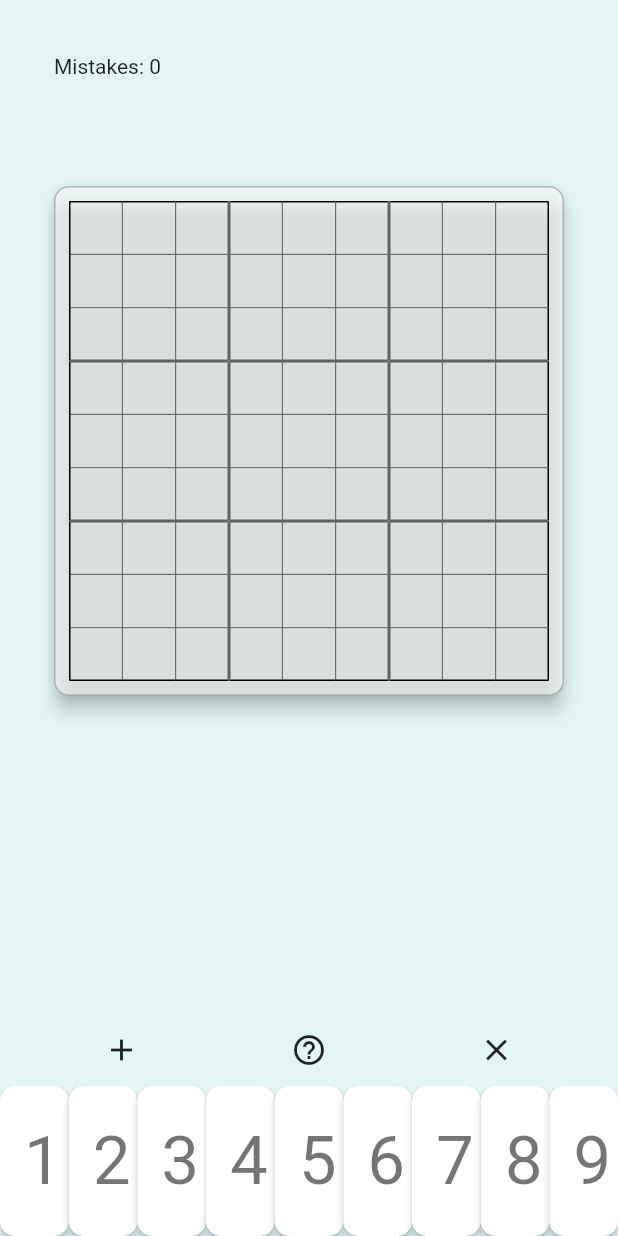
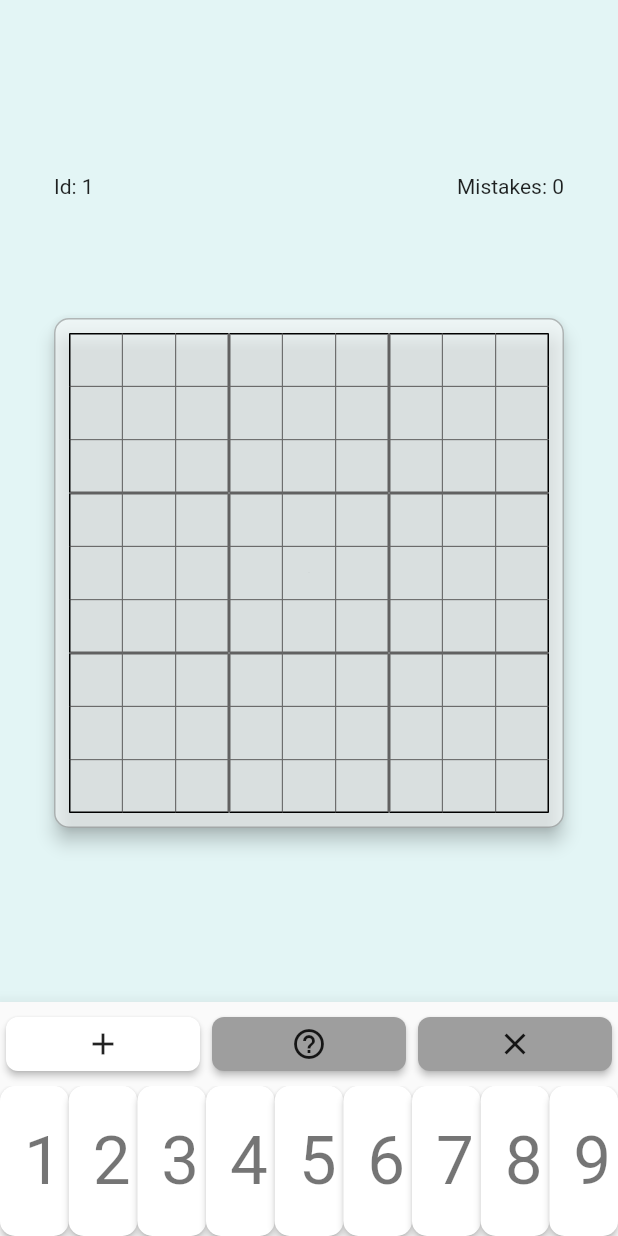
Before and after one commit to felipeuematsu/flup_sudoku, a Flutter app: the screen it shows after launch, after a tap on the "add" icon, on a phone screen of 412 x 824 dp. Run offline on Flutter 3.47's test engine with Material 2 defaults, Android fonts, the phone set to English and light mode, and no system bars; our stand-ins replace flutter_secure_storage, get, google_fonts, hive, hive_flutter, logger; accounts and stored records are empty.

Commit message:
working better

```diff
--- a/lib/common/strings.dart
+++ b/lib/common/strings.dart
@@ -1,4 +1,5 @@
 import 'package:flup_sudoku/common/interfaces/abstract_translations.dart';
+import 'package:flup_sudoku/ui/game/game_strings.dart';
 import 'package:flup_sudoku/ui/home/home_strings.dart';
 import 'package:get/get.dart';
 
@@ -6,6 +7,7 @@ class Strings extends Translations {
   List<AbstractTranslations> get _strings => [
         CommonTranslations(),
         HomeTranslations(),
+        GameTranslations(),
       ];
 
   @override
--- a/lib/ui/game/components/game_cell.dart
+++ b/lib/ui/game/components/game_cell.dart
@@ -1,4 +1,5 @@
 import 'package:flup_sudoku/ui/game/game_controller.dart';
+import 'package:flup_sudoku/util/logger.dart';
 import 'package:flutter/material.dart';
 import 'package:get/get.dart';
 
@@ -18,9 +19,15 @@ class GameCell extends GetView<GameController> {
 
   Widget get content {
     final Map<int, GuessMode> cellValue = controller.getCellValue(row, column);
+
     if (cellValue.values.any((element) => element == GuessMode.insert)) {
-      return Text(cellValue.keys.first.toString(), style: style);
-    } else {
+      final filtered = cellValue..removeWhere((key, value) => value != GuessMode.insert);
+
+      logger.i('$row $column filtered: $filtered');
+      return Text(filtered.keys.first.toString(), style: style);
+    }
+    if (cellValue.isEmpty) return Container();
+
     return GridView.builder(
       padding: EdgeInsets.zero,
       gridDelegate: const SliverGridDelegateWithFixedCrossAxisCount(crossAxisCount: 3, childAspectRatio: 1),
@@ -35,7 +42,6 @@ class GameCell extends GetView<GameController> {
               );
       },
     );
-    }
   }
 
   Color? get color {
--- a/lib/ui/game/components/game_control.dart
+++ b/lib/ui/game/components/game_control.dart
@@ -1,4 +1,5 @@
 import 'package:flup_sudoku/ui/game/components/game_control_number_button.dart';
+import 'package:flup_sudoku/ui/game/components/game_control_type_button.dart';
 import 'package:flup_sudoku/ui/game/game_controller.dart';
 import 'package:flutter/material.dart';
 import 'package:get/get.dart';
@@ -8,16 +9,16 @@ class GameControl extends GetView<GameController> {
 
   @override
   Widget build(BuildContext context) {
-    return Column(
+    return Material(
+      elevation: 10,
+      shadowColor: Colors.black,
+      child: Column(
         children: [
-        Row(
-          mainAxisAlignment: MainAxisAlignment.spaceEvenly,
-          children: [
-            MaterialButton(onPressed: () => controller.guessMode.value = GuessMode.insert, child: const Icon(Icons.add)),
-            MaterialButton(onPressed: () => controller.guessMode.value = GuessMode.guess, child: const Icon(Icons.help_outline)),
-            MaterialButton(onPressed: () => controller.guessMode.value = GuessMode.antiGuess, child: const Icon(Icons.close)),
-          ]
-        ),
+          Row(mainAxisAlignment: MainAxisAlignment.center, children: const [
+            Flexible(flex: 1, child: GameControlTypeButton(guessMode: GuessMode.insert)),
+            Flexible(flex: 1, child: GameControlTypeButton(guessMode: GuessMode.guess)),
+            Flexible(flex: 1, child: GameControlTypeButton(guessMode: GuessMode.antiGuess)),
+          ]),
           SizedBox(
             height: 100,
             child: ListView.builder(
@@ -29,6 +30,7 @@ class GameControl extends GetView<GameController> {
             ),
           ),
         ],
+      ),
     );
   }
 }
--- /dev/null
+++ b/lib/ui/game/components/game_control_type_button.dart
@@ -0,0 +1,48 @@
+import 'package:flup_sudoku/ui/game/game_controller.dart';
+import 'package:flutter/material.dart';
+import 'package:get/get.dart';
+
+class GameControlTypeButton extends GetView<GameController> {
+  const GameControlTypeButton({required this.guessMode, Key? key}) : super(key: key);
+
+  final GuessMode guessMode;
+
+  Color? get _color {
+    if (controller.guessMode != guessMode) return Colors.grey;
+
+    switch (guessMode) {
+      case GuessMode.guess:
+        return Colors.yellow.shade200;
+      case GuessMode.antiGuess:
+        return Colors.red.shade200;
+      case GuessMode.insert:
+        return Colors.white;
+    }
+
+  }
+
+  Icon get _icon {
+    switch (guessMode) {
+      case GuessMode.guess:
+        return const Icon(Icons.help_outline);
+      case GuessMode.insert:
+        return const Icon(Icons.add);
+      case GuessMode.antiGuess:
+        return const Icon(Icons.close);
+    }
+  }
+
+  @override
+  Widget build(BuildContext context) {
+    return Obx(() => Container(
+          width: double.infinity,
+          padding: const EdgeInsets.all(4),
+          child: MaterialButton(
+            shape: const RoundedRectangleBorder(borderRadius: BorderRadius.all(Radius.circular(8))),
+            color: _color,
+            onPressed: () => controller.guessMode = guessMode,
+            child: _icon,
+          ),
+        ));
+  }
+}
--- a/lib/ui/game/game_controller.dart
+++ b/lib/ui/game/game_controller.dart
@@ -11,20 +11,13 @@ class GameController extends GetxController with GetTickerProviderStateMixin {
   List<List<int>> get _answer => model.answerAsList;
 
   List<List<int>> get _initialState => model.initalStateAsList;
-  final _currentState = Rx<List<List<int>>>([]);
-  final _guesses = Rx<List<List<Map<int, bool>>>>([
-    [{}, {}, {}, {}, {}, {}, {}, {}, {}],
-    [{}, {}, {}, {}, {}, {}, {}, {}, {}],
-    [{}, {}, {}, {}, {}, {}, {}, {}, {}],
-    [{}, {}, {}, {}, {}, {}, {}, {}, {}],
-    [{}, {}, {}, {}, {}, {}, {}, {}, {}],
-    [{}, {}, {}, {}, {}, {}, {}, {}, {}],
-    [{}, {}, {}, {}, {}, {}, {}, {}, {}],
-    [{}, {}, {}, {}, {}, {}, {}, {}, {}],
-    [{}, {}, {}, {}, {}, {}, {}, {}, {}],
-  ]);
+  final List<List<Rx<int>>> _currentState = [];
+  final List<List<Rx<Map<int, GuessMode>>>> _guesses = [];
 
-  final guessMode = GuessMode.guess.obs;
+  final _guessMode = GuessMode.guess.obs;
+
+  set guessMode(GuessMode mode) => _guessMode.value = mode;
+  GuessMode get guessMode => _guessMode.value;
 
   final mistakes = Rx<int>(0);
 
@@ -50,16 +43,24 @@ class GameController extends GetxController with GetTickerProviderStateMixin {
     model = SudokuModel.fromCSVLine(
         '1,1..5.37..6.3..8.9......98...1.......8761..........6...........7.8.9.76.47...6.312,198543726643278591527619843914735268876192435235486179462351987381927654759864312,27,2.2');
 
-    _currentState.value = model.initalStateAsList;
+    for (int row = 0; row < 9; row++) {
+      _guesses.add([]);
+      _currentState.add([]);
+      for (int column = 0; column < 9; column++) {
+        _guesses[row].add(Rx<Map<int, GuessMode>>({}));
+        _currentState[row].add(Rx<int>(model.initalStateAsList[row][column]));
+      }
+    }
+
     super.onInit();
   }
 
-  int _getCurrentValue(row, column) => selectedRow.value < 0 || selectedColumn.value < 0 ? 0 : _currentState.value[row][column];
+  int _getCurrentValue(row, column) => selectedRow.value < 0 || selectedColumn.value < 0 ? 0 : _currentState[row][column].value;
 
   Map<int, GuessMode> getCellValue(int row, int column) {
     if (_getCurrentValue(row, column) != 0) return {_getCurrentValue(row, column): GuessMode.insert};
     if (selectedRow.value < 0 || selectedColumn.value < 0) return {};
-    return _guesses.value[row][column].map((key, value) => MapEntry<int, GuessMode>(key, value ? GuessMode.guess : GuessMode.antiGuess));
+    return _guesses[row][column].value.map((int key, GuessMode value) => MapEntry<int, GuessMode>(key, value));
   }
 
   bool isWrong(int row, int column) => _getCurrentValue(row, column) != 0 && _getCurrentValue(row, column) != _answer[row][column];
@@ -84,24 +85,24 @@ class GameController extends GetxController with GetTickerProviderStateMixin {
         }
       };
 
-  Function() onNumberButtonPressed(int value) => guessMode.value == GuessMode.insert ? () => insertAnswer(value) : () => guess(value);
+  Function() onNumberButtonPressed(int value) => guessMode == GuessMode.insert ? () => insertAnswer(value) : () => guess(value);
 
   void guess(int guess) {
     final row = selectedRow.value;
     final column = selectedColumn.value;
     if (row == -1 || column == -1 || _getCurrentValue(row, column) > 0) return;
 
-    final value = _guesses.value[row][column][guess];
+    final value = _guesses[row][column].value[guess];
     if (value != null) {
-      final guessType = value ? GuessMode.guess : GuessMode.antiGuess;
+      final guessType = value;
 
-      if (guessMode.value == guessType) {
-        _guesses.update((val) => val?[row][column].remove(guess));
+      if (guessMode == guessType) {
+        _guesses[row][column].update((val) => val?.remove(guess));
       } else {
-        _guesses.update((val) => val?[row][column][guess] = !value);
+        _guesses[row][column].update((val) => val?[guess] = value == GuessMode.guess ? GuessMode.antiGuess : GuessMode.guess);
       }
     } else {
-      _guesses.update((val) => val?[row][column].putIfAbsent(guess, () => guessMode.value == GuessMode.guess));
+      _guesses[row][column].update((val) => val?.putIfAbsent(guess, () => guessMode));
     }
 
     refresh();
@@ -111,15 +112,10 @@ class GameController extends GetxController with GetTickerProviderStateMixin {
     final row = selectedRow.value;
     final column = selectedColumn.value;
 
-    logger.i(answer);
-    logger.i(_currentState.value);
-    logger.i(_initialState);
     if (row == -1 || column == -1 || _initialState[row][column] != 0 || _answer[row][column] == _getCurrentValue(row, column) || answer == _getCurrentValue(row, column)) return;
 
-    logger.i(answer);
-    logger.i(_currentState.value);
-    logger.i(_initialState.toString());
-    _currentState.update((val) => val?[row][column] = answer);
+    logger.i('insertAnswer: $answer');
+    _currentState[row][column].update((val) => val = answer);
     if (answer != _answer[row][column]) mistakes.value++;
   }
 
--- /dev/null
+++ b/lib/ui/game/game_strings.dart
@@ -0,0 +1,29 @@
+import 'package:flup_sudoku/common/interfaces/abstract_translations.dart';
+import 'package:get/get.dart';
+
+class GameTranslations extends AbstractTranslations {
+  @override
+  // TODO: implement enUs
+  Map<Enum, String> get enUs => {
+    GameStrings.id: 'Id:',
+    GameStrings.time: 'Time:',
+    GameStrings.mistakes: 'Mistakes:',
+  };
+
+  @override
+  Map<Enum, String> get ptBr => {
+    GameStrings.id: 'ID:',
+    GameStrings.time: 'Tempo:',
+    GameStrings.mistakes: 'Erros:',
+  };
+}
+
+enum GameStrings {
+  mistakes,
+  id,
+  time,
+}
+
+extension GameStringsExtension on GameStrings {
+  String get tr => toString().tr;
+}
--- a/lib/ui/game/game_view.dart
+++ b/lib/ui/game/game_view.dart
@@ -11,23 +11,29 @@ class GameView extends GetView<GameController> {
   Widget build(BuildContext context) {
     return Scaffold(
       body: SafeArea(
-        child: Stack(
-          alignment: Alignment.center,
+        child: Column(
+          mainAxisAlignment: MainAxisAlignment.spaceBetween,
           children: [
-            Center(
-              child: Column(
-                // mainAxisAlignment: MainAxisAlignment.center,
-                crossAxisAlignment: CrossAxisAlignment.start,
-                children: [
-                  Padding(padding: const EdgeInsets.all(36), child: Obx(() => Text('Mistakes: ${controller.mistakes}'))),
-                  const Padding(
-                    padding: EdgeInsets.all(36),
-                    child: GameBoard(),
-                  ),
-                ],
+            Expanded(
+              child: Padding(
+                padding: const EdgeInsets.all(36),
+                child: Column(
+                  mainAxisAlignment: MainAxisAlignment.spaceEvenly,
+                  crossAxisAlignment: CrossAxisAlignment.start,
+                  children: [
+                    Row(
+                      mainAxisAlignment: MainAxisAlignment.spaceBetween,
+                      children: [
+                        Text('Id: ${controller.model.id}'),
+                        Obx(() => Text('Mistakes: ${controller.mistakes}')),
+                      ],
+                    ),
+                    GameBoard(),
+                  ],
+                ),
               ),
             ),
-            const Positioned(bottom: 0, right: 0, left: 0, child: GameControl()),
+            GameControl(),
           ],
         ),
       ),
```
Lines whose indentation alone changed are shown as unchanged.
